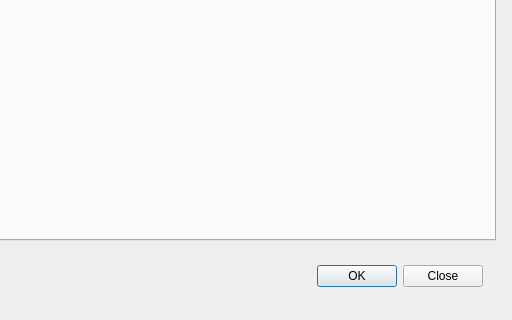
rubenmarrufo/herevea, file Ui_ResultForm.ui: the form before one commit; both pictures show x 588 to 1100 and y 270 to 590 of the 1100 by 590 pixel window.
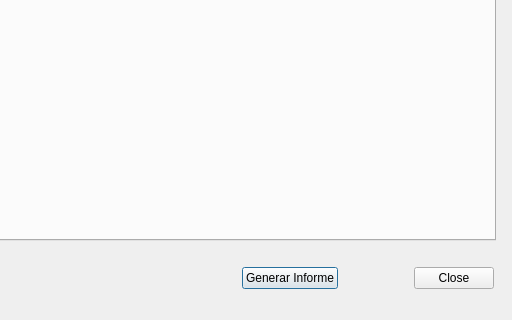
The form after the commit. The open tabs and pages were chosen to show the change. Icons and pictures are not drawn. Custom widgets are drawn as their Qt base class.

Commit message: Fix minor issues: report format, updated Actuaciones, etc.

Diff of the .ui file:
```diff
--- a/Ui_ResultForm.ui
+++ b/Ui_ResultForm.ui
@@ -29,22 +29,6 @@
    <iconset>
     <normaloff>Herevea.png</normaloff>Herevea.png</iconset>
   </property>
-  <widget class="QDialogButtonBox" name="buttonBox">
-   <property name="geometry">
-    <rect>
-     <x>730</x>
-     <y>530</y>
-     <width>341</width>
-     <height>32</height>
-    </rect>
-   </property>
-   <property name="orientation">
-    <enum>Qt::Horizontal</enum>
-   </property>
-   <property name="standardButtons">
-    <set>QDialogButtonBox::Close|QDialogButtonBox::Ok</set>
-   </property>
-  </widget>
   <widget class="QLineEdit" name="tbxDireccion">
    <property name="geometry">
     <rect>
@@ -994,6 +978,35 @@
     </widget>
    </widget>
   </widget>
+  <widget class="QWidget" name="">
+   <property name="geometry">
+    <rect>
+     <x>830</x>
+     <y>530</y>
+     <width>252</width>
+     <height>36</height>
+    </rect>
+   </property>
+   <layout class="QHBoxLayout" name="horizontalLayout">
+    <item>
+     <widget class="QPushButton" name="btnReport">
+      <property name="text">
+       <string>Generar Informe</string>
+      </property>
+     </widget>
+    </item>
+    <item>
+     <widget class="QDialogButtonBox" name="buttonBox">
+      <property name="orientation">
+       <enum>Qt::Horizontal</enum>
+      </property>
+      <property name="standardButtons">
+       <set>QDialogButtonBox::Close</set>
+      </property>
+     </widget>
+    </item>
+   </layout>
+  </widget>
  </widget>
  <customwidgets>
   <customwidget>
```
Left out of the diff: 2 changed lines with no effect on the pictures. The commit also changes 14 other files.
